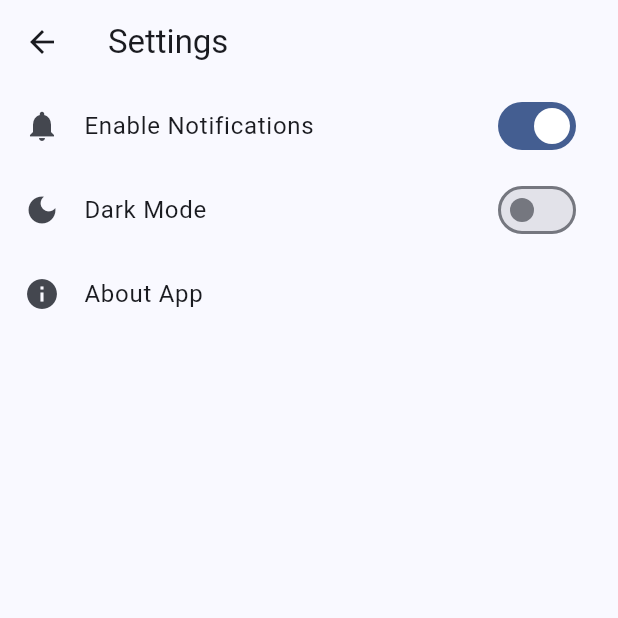
After one commit to omaremadmor-mory/flutter-store-app, a Flutter app: the SettingsPage screen opened directly, on a phone screen of 412 x 824 dp, the top half of it. The commit adds this screen. Run offline on Flutter 3.47's test engine with Material 3 defaults, Android fonts, the phone set to English and light mode, and no system bars; our stand-ins replace bloc, flutter_bloc, hive, hive_flutter; accounts and stored records are empty.

Commit message:
Add Settings page and navigation fixes

```diff
--- /dev/null
+++ b/lib/screens/setting_page.dart
@@ -0,0 +1,61 @@
+import 'package:flutter/material.dart';
+
+class SettingsPage extends StatefulWidget {
+  const SettingsPage({super.key});
+
+  @override
+  State<SettingsPage> createState() => _SettingsPageState();
+}
+
+class _SettingsPageState extends State<SettingsPage> {
+  bool notificationsEnabled = true;
+  bool darkModeEnabled = false;
+
+  @override
+  Widget build(BuildContext context) {
+    return Scaffold(
+      appBar: AppBar(title: const Text("Settings")),
+      body: ListView(
+        children: [
+          SwitchListTile(
+            title: const Text("Enable Notifications"),
+            value: notificationsEnabled,
+            onChanged: (value) {
+              setState(() {
+                notificationsEnabled = value;
+              });
+            },
+            secondary: const Icon(Icons.notifications),
+          ),
+          SwitchListTile(
+            title: const Text("Dark Mode"),
+            value: darkModeEnabled,
+            onChanged: (value) {
+              setState(() {
+                darkModeEnabled = value;
+              });
+            },
+            secondary: const Icon(Icons.dark_mode),
+          ),
+          ListTile(
+            leading: const Icon(Icons.info),
+            title: const Text("About App"),
+            onTap: () {
+              showAboutDialog(
+                context: context,
+                applicationName: "Flutter Store App",
+                applicationVersion: "1.0.0",
+                applicationIcon: const Icon(Icons.store),
+                children: [
+                  const Text(
+                    "This is a simple e-commerce app built with Flutter.",
+                  ),
+                ],
+              );
+            },
+          ),
+        ],
+      ),
+    );
+  }
+}
--- a/lib/screens/shopping_cart.dart
+++ b/lib/screens/shopping_cart.dart
@@ -67,7 +67,7 @@ class ShoppingCart extends StatelessWidget {
                           context.read<MyBloc>().add(Removeproduct(product: p));
                           ScaffoldMessenger.of(context).showSnackBar(
                             SnackBar(
-                              content: Text("${p.name} تم حذفه من السلة ❌"),
+                              content: Text("${p.name}تم حذفه من السلة"),
                               duration: Duration(seconds: 2),
                             ),
                           );
```
Also changed, not shown: lib/screens/home_screen.dart (+18 -3 lines).
